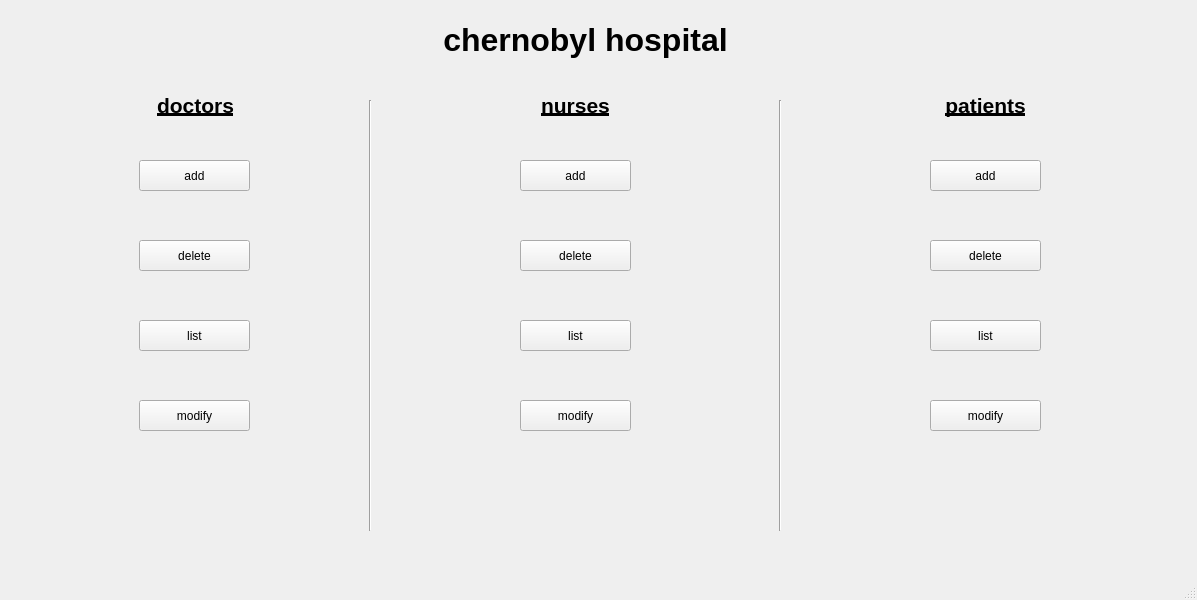
The window that hospital/mainwindow.ui (midou5098/hospital-remake) describes before a commit, drawn with Qt 5.
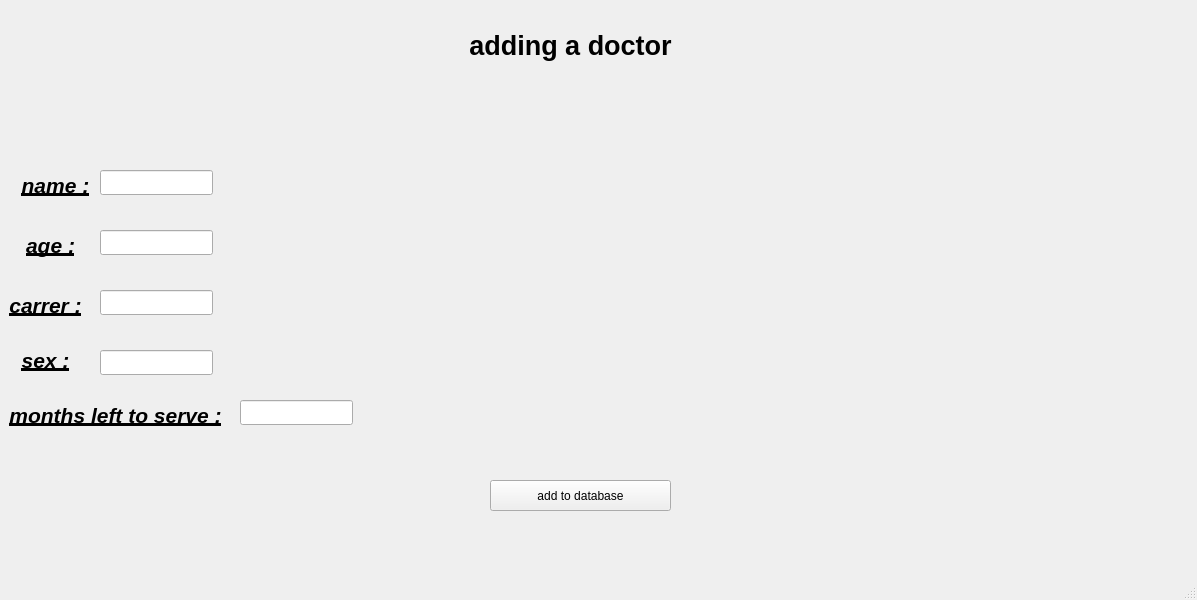
The same window after the commit. The open tabs and pages were chosen to show the change.

Commit message: "adding doctors" page was implemented

```diff
--- a/hospital/mainwindow.ui
+++ b/hospital/mainwindow.ui
@@ -14,11 +14,99 @@
    <string>MainWindow</string>
   </property>
   <widget class="QWidget" name="centralwidget">
+   <widget class="QStackedWidget" name="stackedWidget">
+    <property name="geometry">
+     <rect>
+      <x>0</x>
+      <y>0</y>
+      <width>1191</width>
+      <height>571</height>
+     </rect>
+    </property>
+    <widget class="QWidget" name="page">
+     <widget class="QPushButton" name="pushButton">
+      <property name="geometry">
+       <rect>
+        <x>139</x>
+        <y>170</y>
+        <width>111</width>
+        <height>31</height>
+       </rect>
+      </property>
+      <property name="text">
+       <string>add</string>
+      </property>
+     </widget>
+     <widget class="QPushButton" name="pushButton_3">
+      <property name="geometry">
+       <rect>
+        <x>139</x>
+        <y>330</y>
+        <width>111</width>
+        <height>31</height>
+       </rect>
+      </property>
+      <property name="text">
+       <string>list</string>
+      </property>
+     </widget>
+     <widget class="QLabel" name="label_4">
+      <property name="geometry">
+       <rect>
+        <x>930</x>
+        <y>100</y>
+        <width>111</width>
+        <height>31</height>
+       </rect>
+      </property>
+      <property name="text">
+       <string>&lt;html&gt;&lt;head/&gt;&lt;body&gt;&lt;p align=&quot;center&quot;&gt;&lt;span style=&quot; font-size:16pt; font-weight:700; text-decoration: underline;&quot;&gt;patients&lt;/span&gt;&lt;/p&gt;&lt;/body&gt;&lt;/html&gt;</string>
+      </property>
+     </widget>
+     <widget class="QPushButton" name="pushButton_10">
+      <property name="geometry">
+       <rect>
+        <x>930</x>
+        <y>330</y>
+        <width>111</width>
+        <height>31</height>
+       </rect>
+      </property>
+      <property name="text">
+       <string>list</string>
+      </property>
+     </widget>
+     <widget class="QLabel" name="label_2">
+      <property name="geometry">
+       <rect>
+        <x>140</x>
+        <y>100</y>
+        <width>111</width>
+        <height>31</height>
+       </rect>
+      </property>
+      <property name="text">
+       <string>&lt;html&gt;&lt;head/&gt;&lt;body&gt;&lt;p align=&quot;center&quot;&gt;&lt;span style=&quot; font-size:16pt; font-weight:700; text-decoration: underline;&quot;&gt;doctors&lt;/span&gt;&lt;/p&gt;&lt;/body&gt;&lt;/html&gt;</string>
+      </property>
+     </widget>
+     <widget class="Line" name="line_2">
+      <property name="geometry">
+       <rect>
+        <x>340</x>
+        <y>110</y>
+        <width>61</width>
+        <height>431</height>
+       </rect>
+      </property>
+      <property name="orientation">
+       <enum>Qt::Orientation::Vertical</enum>
+      </property>
+     </widget>
    <widget class="QLabel" name="label">
     <property name="geometry">
      <rect>
       <x>400</x>
-      <y>20</y>
+        <y>30</y>
       <width>371</width>
       <height>41</height>
      </rect>
@@ -27,50 +115,24 @@
      <string>&lt;html&gt;&lt;head/&gt;&lt;body&gt;&lt;p align=&quot;center&quot;&gt;&lt;span style=&quot; font-size:24pt; font-weight:700;&quot;&gt;chernobyl hospital&lt;/span&gt;&lt;/p&gt;&lt;/body&gt;&lt;/html&gt;</string>
     </property>
    </widget>
-   <widget class="Line" name="line_2">
+     <widget class="QPushButton" name="pushButton_11">
     <property name="geometry">
      <rect>
-      <x>340</x>
-      <y>100</y>
-      <width>61</width>
-      <height>431</height>
-     </rect>
-    </property>
-    <property name="orientation">
-     <enum>Qt::Orientation::Vertical</enum>
-    </property>
-   </widget>
-   <widget class="Line" name="line_3">
-    <property name="geometry">
-     <rect>
-      <x>750</x>
-      <y>100</y>
-      <width>61</width>
-      <height>431</height>
-     </rect>
-    </property>
-    <property name="orientation">
-     <enum>Qt::Orientation::Vertical</enum>
-    </property>
-   </widget>
-   <widget class="QPushButton" name="pushButton">
-    <property name="geometry">
-     <rect>
-      <x>139</x>
-      <y>160</y>
+        <x>930</x>
+        <y>410</y>
       <width>111</width>
       <height>31</height>
      </rect>
     </property>
     <property name="text">
-     <string>add</string>
-    </property>
-   </widget>
-   <widget class="QPushButton" name="pushButton_2">
+       <string>modify</string>
+      </property>
+     </widget>
+     <widget class="QPushButton" name="pushButton_8">
     <property name="geometry">
      <rect>
-      <x>139</x>
-      <y>240</y>
+        <x>520</x>
+        <y>250</y>
       <width>111</width>
       <height>31</height>
      </rect>
@@ -79,24 +141,11 @@
      <string>delete</string>
     </property>
    </widget>
-   <widget class="QPushButton" name="pushButton_3">
-    <property name="geometry">
-     <rect>
-      <x>139</x>
-      <y>320</y>
-      <width>111</width>
-      <height>31</height>
-     </rect>
-    </property>
-    <property name="text">
-     <string>list</string>
-    </property>
-   </widget>
    <widget class="QPushButton" name="pushButton_4">
     <property name="geometry">
      <rect>
       <x>139</x>
-      <y>400</y>
+        <y>410</y>
       <width>111</width>
       <height>31</height>
      </rect>
@@ -105,24 +154,11 @@
      <string>modify</string>
     </property>
    </widget>
-   <widget class="QPushButton" name="pushButton_5">
-    <property name="geometry">
-     <rect>
-      <x>520</x>
-      <y>160</y>
-      <width>111</width>
-      <height>31</height>
-     </rect>
-    </property>
-    <property name="text">
-     <string>add</string>
-    </property>
-   </widget>
    <widget class="QPushButton" name="pushButton_6">
     <property name="geometry">
      <rect>
       <x>520</x>
-      <y>320</y>
+        <y>330</y>
       <width>111</width>
       <height>31</height>
      </rect>
@@ -131,37 +167,11 @@
      <string>list</string>
     </property>
    </widget>
-   <widget class="QPushButton" name="pushButton_7">
-    <property name="geometry">
-     <rect>
-      <x>520</x>
-      <y>400</y>
-      <width>111</width>
-      <height>31</height>
-     </rect>
-    </property>
-    <property name="text">
-     <string>modify</string>
-    </property>
-   </widget>
-   <widget class="QPushButton" name="pushButton_8">
-    <property name="geometry">
-     <rect>
-      <x>520</x>
-      <y>240</y>
-      <width>111</width>
-      <height>31</height>
-     </rect>
-    </property>
-    <property name="text">
-     <string>delete</string>
-    </property>
-   </widget>
    <widget class="QPushButton" name="pushButton_9">
     <property name="geometry">
      <rect>
       <x>930</x>
-      <y>160</y>
+        <y>170</y>
       <width>111</width>
       <height>31</height>
      </rect>
@@ -170,37 +180,24 @@
      <string>add</string>
     </property>
    </widget>
-   <widget class="QPushButton" name="pushButton_10">
+     <widget class="QPushButton" name="pushButton_5">
     <property name="geometry">
      <rect>
-      <x>930</x>
-      <y>320</y>
+        <x>520</x>
+        <y>170</y>
       <width>111</width>
       <height>31</height>
      </rect>
     </property>
     <property name="text">
-     <string>list</string>
-    </property>
-   </widget>
-   <widget class="QPushButton" name="pushButton_11">
-    <property name="geometry">
-     <rect>
-      <x>930</x>
-      <y>400</y>
-      <width>111</width>
-      <height>31</height>
-     </rect>
-    </property>
-    <property name="text">
-     <string>modify</string>
+       <string>add</string>
     </property>
    </widget>
    <widget class="QPushButton" name="pushButton_12">
     <property name="geometry">
      <rect>
       <x>930</x>
-      <y>240</y>
+        <y>250</y>
       <width>111</width>
       <height>31</height>
      </rect>
@@ -209,24 +206,50 @@
      <string>delete</string>
     </property>
    </widget>
-   <widget class="QLabel" name="label_2">
+     <widget class="QPushButton" name="pushButton_2">
     <property name="geometry">
      <rect>
-      <x>140</x>
-      <y>90</y>
+        <x>139</x>
+        <y>250</y>
       <width>111</width>
       <height>31</height>
      </rect>
     </property>
     <property name="text">
-     <string>&lt;html&gt;&lt;head/&gt;&lt;body&gt;&lt;p align=&quot;center&quot;&gt;&lt;span style=&quot; font-size:16pt; font-weight:700; text-decoration: underline;&quot;&gt;doctors&lt;/span&gt;&lt;/p&gt;&lt;/body&gt;&lt;/html&gt;</string>
+       <string>delete</string>
+      </property>
+     </widget>
+     <widget class="QPushButton" name="pushButton_7">
+      <property name="geometry">
+       <rect>
+        <x>520</x>
+        <y>410</y>
+        <width>111</width>
+        <height>31</height>
+       </rect>
+      </property>
+      <property name="text">
+       <string>modify</string>
+      </property>
+     </widget>
+     <widget class="Line" name="line_3">
+      <property name="geometry">
+       <rect>
+        <x>750</x>
+        <y>110</y>
+        <width>61</width>
+        <height>431</height>
+       </rect>
+      </property>
+      <property name="orientation">
+       <enum>Qt::Orientation::Vertical</enum>
     </property>
    </widget>
    <widget class="QLabel" name="label_3">
     <property name="geometry">
      <rect>
       <x>520</x>
-      <y>90</y>
+        <y>100</y>
       <width>111</width>
       <height>31</height>
      </rect>
@@ -235,18 +258,151 @@
      <string>&lt;html&gt;&lt;head/&gt;&lt;body&gt;&lt;p align=&quot;center&quot;&gt;&lt;span style=&quot; font-size:16pt; font-weight:700; text-decoration: underline;&quot;&gt;nurses&lt;/span&gt;&lt;/p&gt;&lt;/body&gt;&lt;/html&gt;</string>
     </property>
    </widget>
-   <widget class="QLabel" name="label_4">
+    </widget>
+    <widget class="QWidget" name="page_5"/>
+    <widget class="QWidget" name="page_2">
+     <widget class="QLabel" name="label_9">
     <property name="geometry">
      <rect>
-      <x>930</x>
-      <y>90</y>
+        <x>430</x>
+        <y>20</y>
+        <width>281</width>
+        <height>51</height>
+       </rect>
+      </property>
+      <property name="text">
+       <string>&lt;html&gt;&lt;head/&gt;&lt;body&gt;&lt;p align=&quot;center&quot;&gt;&lt;span style=&quot; font-size:20pt; font-weight:700;&quot;&gt;adding a doctor&lt;/span&gt;&lt;/p&gt;&lt;/body&gt;&lt;/html&gt;</string>
+      </property>
+     </widget>
+     <widget class="QLabel" name="label_10">
+      <property name="geometry">
+       <rect>
+        <x>10</x>
+        <y>170</y>
+        <width>91</width>
+        <height>31</height>
+       </rect>
+      </property>
+      <property name="text">
+       <string>&lt;html&gt;&lt;head/&gt;&lt;body&gt;&lt;p align=&quot;center&quot;&gt;&lt;span style=&quot; font-size:16pt; font-weight:700; font-style:italic; text-decoration: underline;&quot;&gt;name :&lt;/span&gt;&lt;/p&gt;&lt;/body&gt;&lt;/html&gt;</string>
+      </property>
+     </widget>
+     <widget class="QLabel" name="label_11">
+      <property name="geometry">
+       <rect>
+        <x>10</x>
+        <y>230</y>
+        <width>81</width>
+        <height>31</height>
+       </rect>
+      </property>
+      <property name="text">
+       <string>&lt;html&gt;&lt;head/&gt;&lt;body&gt;&lt;p align=&quot;center&quot;&gt;&lt;span style=&quot; font-size:16pt; font-weight:700; font-style:italic; text-decoration: underline;&quot;&gt;age :&lt;/span&gt;&lt;/p&gt;&lt;/body&gt;&lt;/html&gt;</string>
+      </property>
+     </widget>
+     <widget class="QLabel" name="label_12">
+      <property name="geometry">
+       <rect>
+        <x>0</x>
+        <y>290</y>
+        <width>91</width>
+        <height>31</height>
+       </rect>
+      </property>
+      <property name="text">
+       <string>&lt;html&gt;&lt;head/&gt;&lt;body&gt;&lt;p align=&quot;center&quot;&gt;&lt;span style=&quot; font-size:16pt; font-weight:700; font-style:italic; text-decoration: underline;&quot;&gt;carrer :&lt;/span&gt;&lt;/p&gt;&lt;/body&gt;&lt;/html&gt;</string>
+      </property>
+     </widget>
+     <widget class="QLabel" name="label_13">
+      <property name="geometry">
+       <rect>
+        <x>-10</x>
+        <y>340</y>
       <width>111</width>
+        <height>41</height>
+       </rect>
+      </property>
+      <property name="text">
+       <string>&lt;html&gt;&lt;head/&gt;&lt;body&gt;&lt;p align=&quot;center&quot;&gt;&lt;span style=&quot; font-size:16pt; font-weight:700; font-style:italic; text-decoration: underline;&quot;&gt;sex :&lt;/span&gt;&lt;/p&gt;&lt;/body&gt;&lt;/html&gt;</string>
+      </property>
+     </widget>
+     <widget class="QLabel" name="label_14">
+      <property name="geometry">
+       <rect>
+        <x>-10</x>
+        <y>400</y>
+        <width>251</width>
       <height>31</height>
      </rect>
     </property>
     <property name="text">
-     <string>&lt;html&gt;&lt;head/&gt;&lt;body&gt;&lt;p align=&quot;center&quot;&gt;&lt;span style=&quot; font-size:16pt; font-weight:700; text-decoration: underline;&quot;&gt;patients&lt;/span&gt;&lt;/p&gt;&lt;/body&gt;&lt;/html&gt;</string>
-    </property>
+       <string>&lt;html&gt;&lt;head/&gt;&lt;body&gt;&lt;p align=&quot;center&quot;&gt;&lt;span style=&quot; font-size:16pt; font-weight:700; font-style:italic; text-decoration: underline;&quot;&gt;months left  to serve :&lt;/span&gt;&lt;/p&gt;&lt;/body&gt;&lt;/html&gt;</string>
+      </property>
+     </widget>
+     <widget class="QLineEdit" name="lineEdit">
+      <property name="geometry">
+       <rect>
+        <x>100</x>
+        <y>170</y>
+        <width>113</width>
+        <height>25</height>
+       </rect>
+      </property>
+     </widget>
+     <widget class="QLineEdit" name="lineEdit_2">
+      <property name="geometry">
+       <rect>
+        <x>100</x>
+        <y>230</y>
+        <width>113</width>
+        <height>25</height>
+       </rect>
+      </property>
+     </widget>
+     <widget class="QLineEdit" name="lineEdit_3">
+      <property name="geometry">
+       <rect>
+        <x>100</x>
+        <y>290</y>
+        <width>113</width>
+        <height>25</height>
+       </rect>
+      </property>
+     </widget>
+     <widget class="QLineEdit" name="lineEdit_4">
+      <property name="geometry">
+       <rect>
+        <x>100</x>
+        <y>350</y>
+        <width>113</width>
+        <height>25</height>
+       </rect>
+      </property>
+     </widget>
+     <widget class="QLineEdit" name="lineEdit_5">
+      <property name="geometry">
+       <rect>
+        <x>240</x>
+        <y>400</y>
+        <width>113</width>
+        <height>25</height>
+       </rect>
+      </property>
+     </widget>
+     <widget class="QPushButton" name="pushButton_25">
+      <property name="geometry">
+       <rect>
+        <x>490</x>
+        <y>480</y>
+        <width>181</width>
+        <height>31</height>
+       </rect>
+      </property>
+      <property name="text">
+       <string>add to database</string>
+      </property>
+     </widget>
+    </widget>
    </widget>
   </widget>
   <widget class="QMenuBar" name="menubar">
```
Lines whose indentation alone changed are shown as unchanged.
